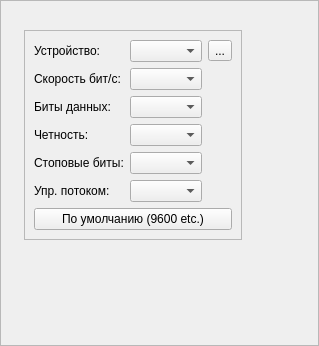
Qt form Qt/lib2/serial5/serialbox5/src/ui/serialbox5.ui (RinatB2017/mega_GIT) before a commit.
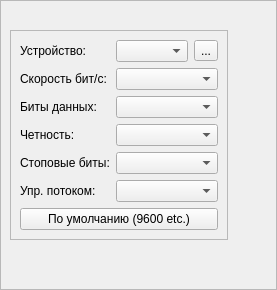
The same form after that commit. Icons and pictures are not drawn.

```diff
--- a/Qt/lib2/serial5/serialbox5/src/ui/serialbox5.ui
+++ b/Qt/lib2/serial5/serialbox5/src/ui/serialbox5.ui
@@ -2,14 +2,6 @@
 <ui version="4.0">
  <class>SerialBox5</class>
  <widget class="QWidget" name="SerialBox5">
-  <property name="geometry">
-   <rect>
-    <x>0</x>
-    <y>0</y>
-    <width>319</width>
-    <height>346</height>
-   </rect>
-  </property>
   <layout class="QHBoxLayout" name="horizontalLayout">
    <property name="leftMargin">
     <number>0</number>
@@ -66,10 +58,13 @@
             <layout class="QVBoxLayout" name="verticalLayout_3">
              <item>
               <layout class="QGridLayout" name="gridLayout">
-               <item row="5" column="0">
-                <widget class="QLabel" name="label_5">
+               <item row="2" column="1" colspan="2">
+                <widget class="QComboBox" name="DataBitsBox"/>
+               </item>
+               <item row="2" column="0">
+                <widget class="QLabel" name="label_3">
                  <property name="text">
-                  <string>Упр. потоком:</string>
+                  <string>Биты данных:</string>
                  </property>
                 </widget>
                </item>
@@ -80,12 +75,11 @@
                  </property>
                 </widget>
                </item>
-               <item row="0" column="0">
-                <widget class="QLabel" name="label">
-                 <property name="text">
-                  <string>Устройство:</string>
-                 </property>
-                </widget>
+               <item row="4" column="1" colspan="2">
+                <widget class="QComboBox" name="StopBitsBox"/>
+               </item>
+               <item row="5" column="1" colspan="2">
+                <widget class="QComboBox" name="FlowBox"/>
                </item>
                <item row="4" column="0">
                 <widget class="QLabel" name="label_6">
@@ -94,14 +88,18 @@
                  </property>
                 </widget>
                </item>
-               <item row="1" column="1">
-                <widget class="QComboBox" name="BaudBox"/>
-               </item>
                <item row="0" column="1">
                 <widget class="QComboBox" name="PortBox"/>
                </item>
-               <item row="5" column="1">
-                <widget class="QComboBox" name="FlowBox"/>
+               <item row="3" column="1" colspan="2">
+                <widget class="QComboBox" name="ParityBox"/>
+               </item>
+               <item row="0" column="0">
+                <widget class="QLabel" name="label">
+                 <property name="text">
+                  <string>Устройство:</string>
+                 </property>
+                </widget>
                </item>
                <item row="1" column="0">
                 <widget class="QLabel" name="label_2">
@@ -110,19 +108,10 @@
                  </property>
                 </widget>
                </item>
-               <item row="3" column="1">
-                <widget class="QComboBox" name="ParityBox"/>
-               </item>
-               <item row="4" column="1">
-                <widget class="QComboBox" name="StopBitsBox"/>
-               </item>
-               <item row="2" column="1">
-                <widget class="QComboBox" name="DataBitsBox"/>
-               </item>
-               <item row="2" column="0">
-                <widget class="QLabel" name="label_3">
+               <item row="5" column="0">
+                <widget class="QLabel" name="label_5">
                  <property name="text">
-                  <string>Биты данных:</string>
+                  <string>Упр. потоком:</string>
                  </property>
                 </widget>
                </item>
@@ -133,15 +122,18 @@
                  </property>
                 </widget>
                </item>
+               <item row="1" column="1" colspan="2">
+                <widget class="QComboBox" name="BaudBox"/>
+               </item>
+               <item row="6" column="0" colspan="3">
+                <widget class="QPushButton" name="btn_default">
+                 <property name="text">
+                  <string>По умолчанию (9600 etc.)</string>
+                 </property>
+                </widget>
+               </item>
               </layout>
              </item>
-             <item>
-              <widget class="QPushButton" name="btn_default">
-               <property name="text">
-                <string>По умолчанию (9600 etc.)</string>
-               </property>
-              </widget>
-             </item>
              <item>
               <layout class="QGridLayout" name="layout_other"/>
              </item>
```
Left out of the diff: 5 changed lines with no effect on the pictures.
